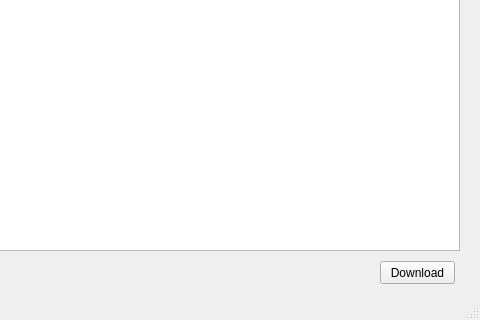
The window that mainwindow.ui (tranter/qt-google-drive) describes before a commit, drawn with Qt 5; both pictures show x 370 to 850 and y 215 to 535 of the 850 by 535 pixel window.
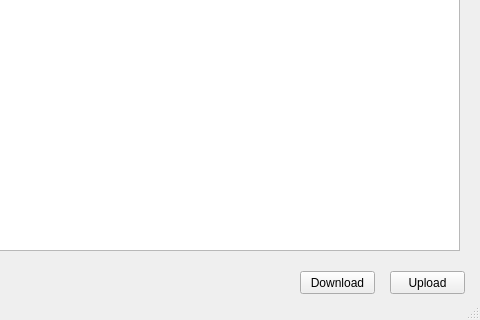
The same window after the commit.

Commit message: bug fixed with downloading files from collections upload file implementation

Diff of the .ui file:
```diff
--- a/mainwindow.ui
+++ b/mainwindow.ui
@@ -54,8 +54,8 @@
    <widget class="QPushButton" name="downloadButton">
     <property name="geometry">
      <rect>
-      <x>750</x>
-      <y>440</y>
+      <x>670</x>
+      <y>450</y>
       <width>75</width>
       <height>23</height>
      </rect>
@@ -64,6 +64,19 @@
      <string>Download</string>
     </property>
    </widget>
+   <widget class="QPushButton" name="uploadButton">
+    <property name="geometry">
+     <rect>
+      <x>760</x>
+      <y>450</y>
+      <width>75</width>
+      <height>23</height>
+     </rect>
+    </property>
+    <property name="text">
+     <string>Upload</string>
+    </property>
+   </widget>
   </widget>
   <widget class="QMenuBar" name="menuBar">
    <property name="geometry">
```
Left out of the diff: 2 changed lines with no effect on the pictures. The commit also changes 11 other files.
